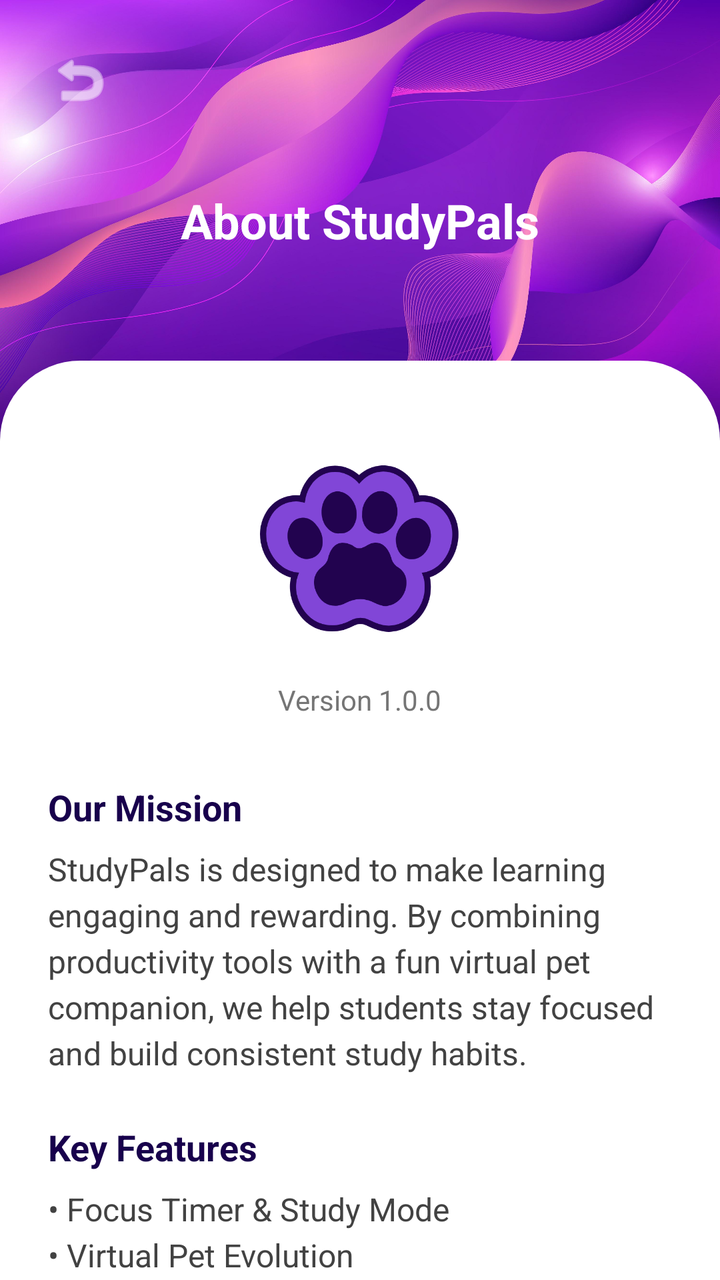
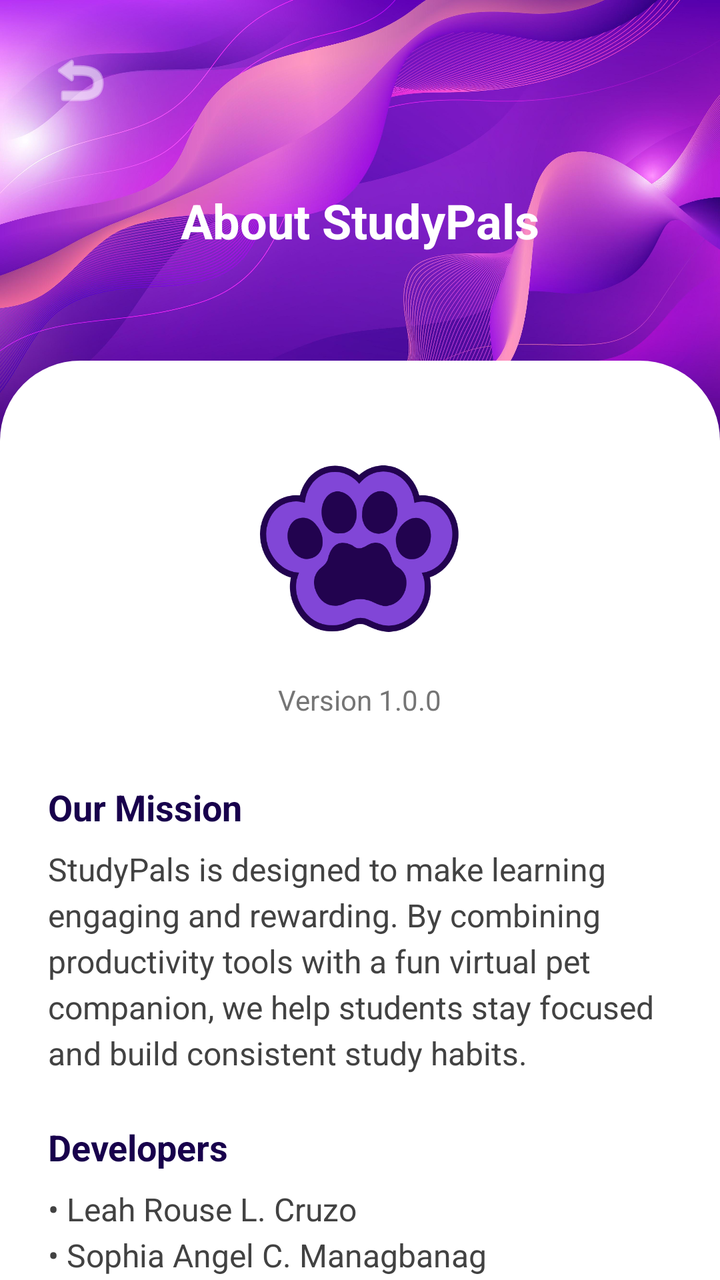

Before-and-after screenshots of an Android layout around one commit, followed by the original layout XML and the change that was made.
<!-- AndroidManifest.xml: application theme Theme.MaterialComponents.Light.NoActionBar -->
<!-- res/layout/activity_about_us.xml -->
<?xml version="1.0" encoding="utf-8"?>
<androidx.constraintlayout.widget.ConstraintLayout xmlns:android="http://schemas.android.com/apk/res/android"
    xmlns:app="http://schemas.android.com/apk/res-auto"
    xmlns:tools="http://schemas.android.com/tools"
    android:layout_width="match_parent"
    android:layout_height="match_parent"
    android:background="#1A1A1A">

    <View
        android:id="@+id/headerBackground"
        android:layout_width="match_parent"
        android:layout_height="220dp"
        android:background="@drawable/login_background"
        app:layout_constraintTop_toTopOf="parent" />

    <ImageButton
        android:id="@+id/btnBack"
        android:layout_width="48dp"
        android:layout_height="48dp"
        android:layout_marginStart="16dp"
        android:layout_marginTop="16dp"
        android:background="?attr/selectableItemBackgroundBorderless"
        android:src="@android:drawable/ic_menu_revert"
        app:layout_constraintStart_toStartOf="parent"
        app:layout_constraintTop_toTopOf="parent"
        app:tint="#FFFFFF" />

    <TextView
        android:id="@+id/tvTitle"
        android:layout_width="wrap_content"
        android:layout_height="wrap_content"
        android:text="About StudyPals"
        android:textColor="#FFFFFF"
        android:textSize="24sp"
        android:textStyle="bold"
        app:layout_constraintBottom_toBottomOf="@id/headerBackground"
        app:layout_constraintEnd_toEndOf="parent"
        app:layout_constraintStart_toStartOf="parent"
        app:layout_constraintTop_toTopOf="parent" />

    <androidx.core.widget.NestedScrollView
        android:layout_width="match_parent"
        android:layout_height="0dp"
        android:layout_marginTop="-40dp"
        android:background="@drawable/content_card"
        app:layout_constraintBottom_toBottomOf="parent"
        app:layout_constraintTop_toBottomOf="@id/headerBackground">

        <LinearLayout
            android:layout_width="match_parent"
            android:layout_height="wrap_content"
            android:orientation="vertical"
            android:padding="24dp">

            <ImageView
                android:layout_width="100dp"
                android:layout_height="100dp"
                android:layout_gravity="center"
                android:layout_marginTop="20dp"
                android:src="@drawable/studypals_logo" />

            <TextView
                android:layout_width="wrap_content"
                android:layout_height="wrap_content"
                android:layout_gravity="center"
                android:layout_marginTop="16dp"
                android:text="Version 1.0.0"
                android:textColor="#757575"
                android:textSize="14sp" />

            <TextView
                android:layout_width="match_parent"
                android:layout_height="wrap_content"
                android:layout_marginTop="32dp"
                android:text="Our Mission"
                android:textColor="#18004c"
                android:textSize="18sp"
                android:textStyle="bold" />

            <TextView
                android:layout_width="match_parent"
                android:layout_height="wrap_content"
                android:layout_marginTop="8dp"
                android:text="StudyPals is designed to make learning engaging and rewarding. By combining productivity tools with a fun virtual pet companion, we help students stay focused and build consistent study habits."
                android:textColor="#424242"
                android:textSize="16sp"
                android:lineSpacingExtra="4dp" />

            <TextView
                android:layout_width="match_parent"
                android:layout_height="wrap_content"
                android:layout_marginTop="24dp"
                android:text="Key Features"
                android:textColor="#18004c"
                android:textSize="18sp"
                android:textStyle="bold" />

            <TextView
                android:layout_width="match_parent"
                android:layout_height="wrap_content"
                android:layout_marginTop="8dp"
                android:text="• Focus Timer &amp; Study Mode\n• Virtual Pet Evolution\n• Task Management &amp; Calendar\n• Global &amp; Private Chat"
                android:textColor="#424242"
                android:textSize="16sp"
                android:lineSpacingExtra="4dp" />

            <TextView
                android:layout_width="match_parent"
                android:layout_height="wrap_content"
                android:layout_marginTop="24dp"
                android:text="Connect with us"
                android:textColor="#18004c"
                android:textSize="18sp"
                android:textStyle="bold" />

            <TextView
                android:layout_width="match_parent"
                android:layout_height="wrap_content"
                android:layout_marginTop="8dp"
                android:text="Email: support@studypals.com\nWebsite: www.studypals.com"
                android:textColor="#424242"
                android:textSize="16sp"
                android:lineSpacingExtra="4dp" />

            <TextView
                android:layout_width="match_parent"
                android:layout_height="wrap_content"
                android:layout_marginTop="40dp"
                android:gravity="center"
                android:text="© 2025 StudyPals Team"
                android:textColor="#9E9E9E"
                android:textSize="12sp" />

        </LinearLayout>
    </androidx.core.widget.NestedScrollView>

</androidx.constraintlayout.widget.ConstraintLayout>
<!-- resources referenced by this layout -->
<resources>
  <!-- drawable content_card (drawable) -->
  <?xml version="1.0" encoding="utf-8"?>
  <shape xmlns:android="http://schemas.android.com/apk/res/android">
      <solid android:color="#FFFFFF" />
      <corners
          android:topLeftRadius="40dp"
          android:topRightRadius="40dp" />
  </shape>
  <!-- drawable login_background: jpg bitmap (drawable, 329480 bytes) -->
  <!-- drawable studypals_logo: png bitmap (drawable, 27548 bytes) -->
</resources>

<!-- the commit's change to res/layout/activity_about_us.xml (unified diff, before → after) -->
@@ -90,6 +90,24 @@
                 android:layout_width="match_parent"
                 android:layout_height="wrap_content"
                 android:layout_marginTop="24dp"
+                android:text="Developers"
+                android:textColor="#18004c"
+                android:textSize="18sp"
+                android:textStyle="bold" />
+
+            <TextView
+                android:layout_width="match_parent"
+                android:layout_height="wrap_content"
+                android:layout_marginTop="8dp"
+                android:text="• Leah Rouse L. Cruzo\n• Sophia Angel C. Managbanag"
+                android:textColor="#424242"
+                android:textSize="16sp"
+                android:lineSpacingExtra="4dp" />
+
+            <TextView
+                android:layout_width="match_parent"
+                android:layout_height="wrap_content"
+                android:layout_marginTop="24dp"
                 android:text="Key Features"
                 android:textColor="#18004c"
                 android:textSize="18sp"
@@ -99,7 +117,7 @@
                 android:layout_width="match_parent"
                 android:layout_height="wrap_content"
                 android:layout_marginTop="8dp"
-                android:text="• Focus Timer &amp; Study Mode\n• Virtual Pet Evolution\n• Task Management &amp; Calendar\n• Global &amp; Private Chat"
+                android:text="• Focus Timer &amp; Study Mode\n• Virtual Pet Evolution\n• Task Management &amp; Calendar\n• Chat"
                 android:textColor="#424242"
                 android:textSize="16sp"
                 android:lineSpacingExtra="4dp" />
